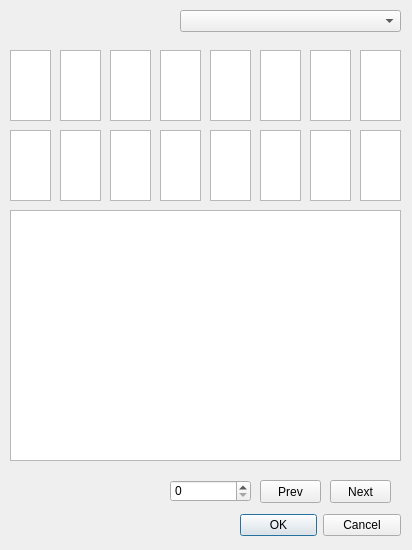
Old version of the form Suntec/QgisPyPlugin/RdbViewer/LaneShowImageDlgDesign.ui in the repository 15831944/tphProjects.
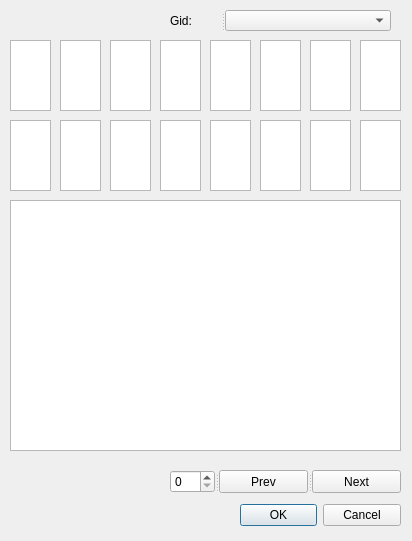
New version of the form.

The edit to the form file:
```diff
--- a/Suntec/QgisPyPlugin/RdbViewer/LaneShowImageDlgDesign.ui
+++ b/Suntec/QgisPyPlugin/RdbViewer/LaneShowImageDlgDesign.ui
@@ -7,7 +7,7 @@
     <x>0</x>
     <y>0</y>
     <width>412</width>
-    <height>550</height>
+    <height>541</height>
    </rect>
   </property>
   <property name="windowTitle">
@@ -17,7 +17,7 @@
    <property name="geometry">
     <rect>
      <x>240</x>
-     <y>510</y>
+     <y>500</y>
      <width>161</width>
      <height>31</height>
     </rect>
@@ -38,7 +38,7 @@
    <property name="geometry">
     <rect>
      <x>10</x>
-     <y>210</y>
+     <y>200</y>
      <width>391</width>
      <height>251</height>
     </rect>
@@ -47,21 +47,11 @@
     <bool>true</bool>
    </property>
   </widget>
-  <widget class="QComboBox" name="comboBoxSelectLink">
-   <property name="geometry">
-    <rect>
-     <x>180</x>
-     <y>10</y>
-     <width>221</width>
-     <height>22</height>
-    </rect>
-   </property>
-  </widget>
   <widget class="QGraphicsView" name="graphicView_01">
    <property name="geometry">
     <rect>
      <x>60</x>
-     <y>50</y>
+     <y>40</y>
      <width>41</width>
      <height>71</height>
     </rect>
@@ -71,7 +61,7 @@
    <property name="geometry">
     <rect>
      <x>110</x>
-     <y>50</y>
+     <y>40</y>
      <width>41</width>
      <height>71</height>
     </rect>
@@ -81,7 +71,7 @@
    <property name="geometry">
     <rect>
      <x>160</x>
-     <y>50</y>
+     <y>40</y>
      <width>41</width>
      <height>71</height>
     </rect>
@@ -91,7 +81,7 @@
    <property name="geometry">
     <rect>
      <x>210</x>
-     <y>50</y>
+     <y>40</y>
      <width>41</width>
      <height>71</height>
     </rect>
@@ -101,7 +91,7 @@
    <property name="geometry">
     <rect>
      <x>260</x>
-     <y>50</y>
+     <y>40</y>
      <width>41</width>
      <height>71</height>
     </rect>
@@ -111,7 +101,7 @@
    <property name="geometry">
     <rect>
      <x>310</x>
-     <y>50</y>
+     <y>40</y>
      <width>41</width>
      <height>71</height>
     </rect>
@@ -121,7 +111,7 @@
    <property name="geometry">
     <rect>
      <x>360</x>
-     <y>50</y>
+     <y>40</y>
      <width>41</width>
      <height>71</height>
     </rect>
@@ -131,7 +121,7 @@
    <property name="geometry">
     <rect>
      <x>10</x>
-     <y>50</y>
+     <y>40</y>
      <width>41</width>
      <height>71</height>
     </rect>
@@ -141,7 +131,7 @@
    <property name="geometry">
     <rect>
      <x>310</x>
-     <y>130</y>
+     <y>120</y>
      <width>41</width>
      <height>71</height>
     </rect>
@@ -151,7 +141,7 @@
    <property name="geometry">
     <rect>
      <x>60</x>
-     <y>130</y>
+     <y>120</y>
      <width>41</width>
      <height>71</height>
     </rect>
@@ -161,7 +151,7 @@
    <property name="geometry">
     <rect>
      <x>110</x>
-     <y>130</y>
+     <y>120</y>
      <width>41</width>
      <height>71</height>
     </rect>
@@ -171,7 +161,7 @@
    <property name="geometry">
     <rect>
      <x>360</x>
-     <y>130</y>
+     <y>120</y>
      <width>41</width>
      <height>71</height>
     </rect>
@@ -181,7 +171,7 @@
    <property name="geometry">
     <rect>
      <x>10</x>
-     <y>130</y>
+     <y>120</y>
      <width>41</width>
      <height>71</height>
     </rect>
@@ -191,7 +181,7 @@
    <property name="geometry">
     <rect>
      <x>160</x>
-     <y>130</y>
+     <y>120</y>
      <width>41</width>
      <height>71</height>
     </rect>
@@ -201,7 +191,7 @@
    <property name="geometry">
     <rect>
      <x>210</x>
-     <y>130</y>
+     <y>120</y>
      <width>41</width>
      <height>71</height>
     </rect>
@@ -211,47 +201,54 @@
    <property name="geometry">
     <rect>
      <x>260</x>
-     <y>130</y>
+     <y>120</y>
      <width>41</width>
      <height>71</height>
     </rect>
    </property>
   </widget>
-  <widget class="QSpinBox" name="spinBoxFeatureIndex">
+  <widget class="QSplitter" name="splitter_2">
    <property name="geometry">
     <rect>
      <x>170</x>
-     <y>480</y>
-     <width>81</width>
-     <height>22</height>
-    </rect>
-   </property>
-  </widget>
-  <widget class="QPushButton" name="pushButtonNext">
-   <property name="geometry">
-    <rect>
-     <x>330</x>
-     <y>480</y>
-     <width>61</width>
+     <y>470</y>
+     <width>231</width>
      <height>23</height>
     </rect>
    </property>
-   <property name="text">
-    <string>Next</string>
+   <property name="orientation">
+    <enum>Qt::Horizontal</enum>
    </property>
+   <widget class="QSpinBox" name="spinBoxFeatureIndex"/>
+   <widget class="QPushButton" name="pushButtonPrev">
+    <property name="text">
+     <string>Prev</string>
+    </property>
+   </widget>
+   <widget class="QPushButton" name="pushButtonNext">
+    <property name="text">
+     <string>Next</string>
+    </property>
+   </widget>
   </widget>
-  <widget class="QPushButton" name="pushButtonPrev">
+  <widget class="QSplitter" name="splitter_3">
    <property name="geometry">
     <rect>
-     <x>260</x>
-     <y>480</y>
-     <width>61</width>
-     <height>23</height>
+     <x>170</x>
+     <y>10</y>
+     <width>221</width>
+     <height>21</height>
     </rect>
    </property>
-   <property name="text">
-    <string>Prev</string>
+   <property name="orientation">
+    <enum>Qt::Horizontal</enum>
    </property>
+   <widget class="QLabel" name="label">
+    <property name="text">
+     <string>Gid:</string>
+    </property>
+   </widget>
+   <widget class="QComboBox" name="comboBoxSelectLink"/>
   </widget>
  </widget>
  <resources/>
```
